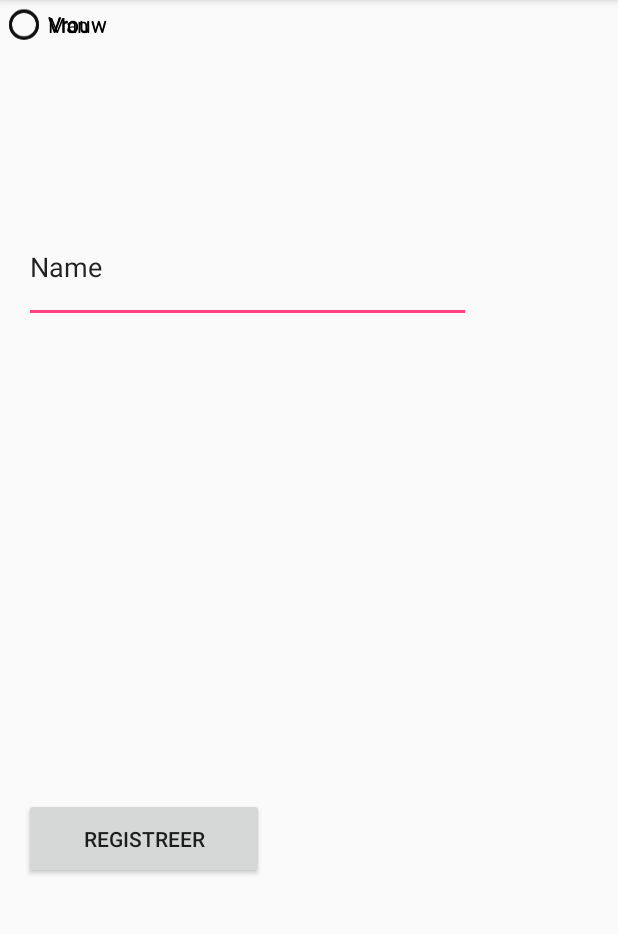
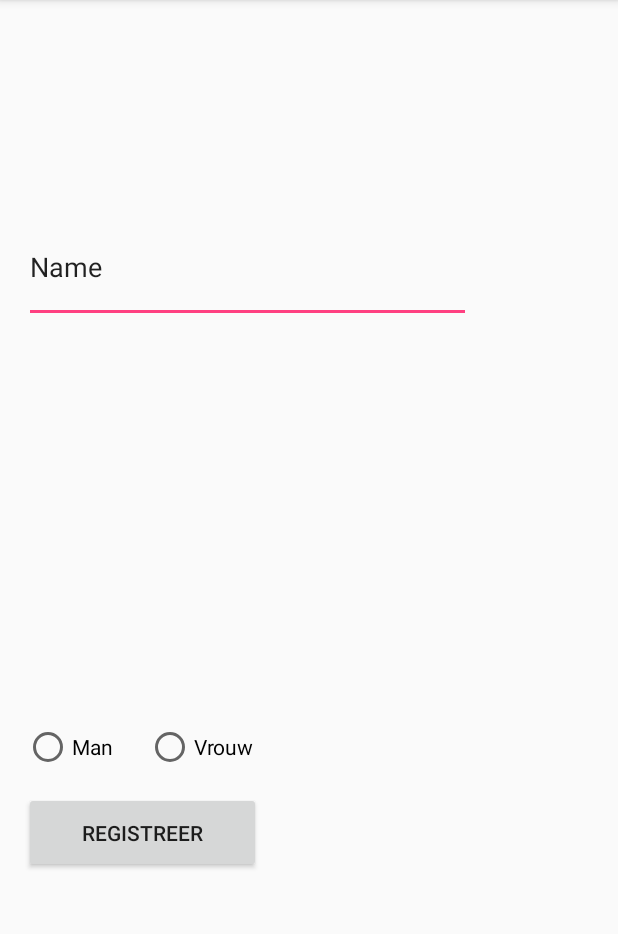
Before and after one commit to johnbaaij/ipmedt-4, an Android app: the screen it shows after launch (LoginActivity), on a phone screen of 412 x 824 dp, the part 84-1018 px from its top. Run offline under Robolectric (Android 15) with nearby library versions, the phone set to English and light mode, and no system bars.

Commit message:
Registratie menu aangepast, Radio buttons toegevoegd

```diff
--- a/app/src/main/res/layout/activity_login.xml
+++ b/app/src/main/res/layout/activity_login.xml
@@ -7,28 +7,28 @@
     tools:context="com.b_healty.john.prototype1.LoginActivity">
 
     <RadioButton
-        android:id="@+id/radioButton2"
-        android:layout_width="wrap_content"
-        android:layout_height="wrap_content"
-        android:checked="false"
-        android:text="Vrouw"
-        tools:layout_editor_absoluteX="-276dp"
-        tools:layout_editor_absoluteY="226dp" />
-
-    <RadioButton
         android:id="@+id/radioButtonV"
         android:layout_width="78dp"
         android:layout_height="33dp"
+        android:layout_marginBottom="13dp"
+        android:layout_marginStart="81dp"
+        android:layout_marginTop="10dp"
         android:checked="false"
         android:text="Vrouw"
-        tools:layout_editor_absoluteX="97dp"
-        tools:layout_editor_absoluteY="225dp" />
+        app:layout_constraintBottom_toTopOf="@+id/button"
+        app:layout_constraintLeft_toLeftOf="@+id/editText2"
+        app:layout_constraintTop_toBottomOf="@+id/editText2"
+        tools:layout_constraintBottom_creator="1"
+        tools:layout_constraintLeft_creator="1"
+        tools:layout_constraintTop_creator="1"
+        android:layout_marginLeft="81dp"
+        app:layout_constraintVertical_bias="1.0" />
 
     <Button
         android:id="@+id/button"
-        android:layout_width="160dp"
+        android:layout_width="158dp"
         android:layout_height="54dp"
-        android:layout_marginBottom="182dp"
+        android:layout_marginBottom="186dp"
         android:layout_marginLeft="16dp"
         android:layout_marginStart="16dp"
         android:text="Registreer"
@@ -54,10 +54,15 @@
 
     <RadioButton
         android:id="@+id/radioButtonM"
-        android:layout_width="72dp"
+        android:layout_width="0dp"
         android:layout_height="33dp"
         android:checked="false"
         android:text="Man"
-        tools:layout_editor_absoluteX="16dp"
-        tools:layout_editor_absoluteY="225dp" />
+        app:layout_constraintRight_toLeftOf="@+id/radioButtonV"
+        tools:layout_constraintRight_creator="1"
+        android:layout_marginEnd="9dp"
+        app:layout_constraintBaseline_toBaselineOf="@+id/radioButtonV"
+        tools:layout_constraintBaseline_creator="1"
+        tools:layout_constraintLeft_creator="1"
+        app:layout_constraintLeft_toLeftOf="@+id/editText2" />
 </android.support.constraint.ConstraintLayout>
```
